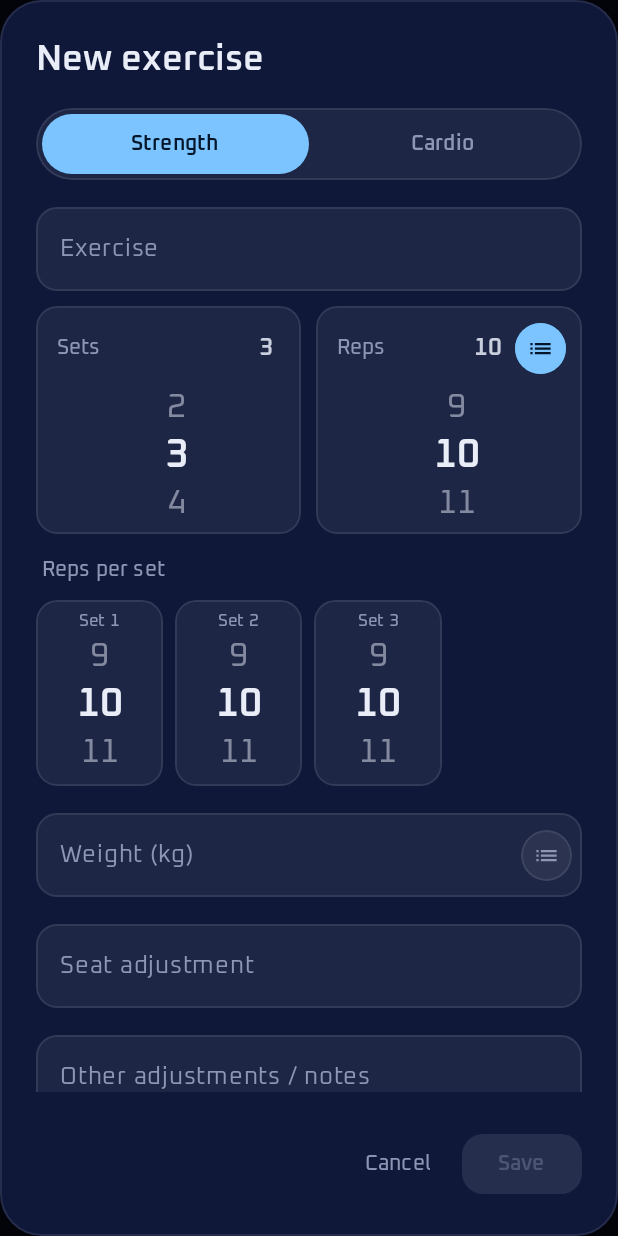
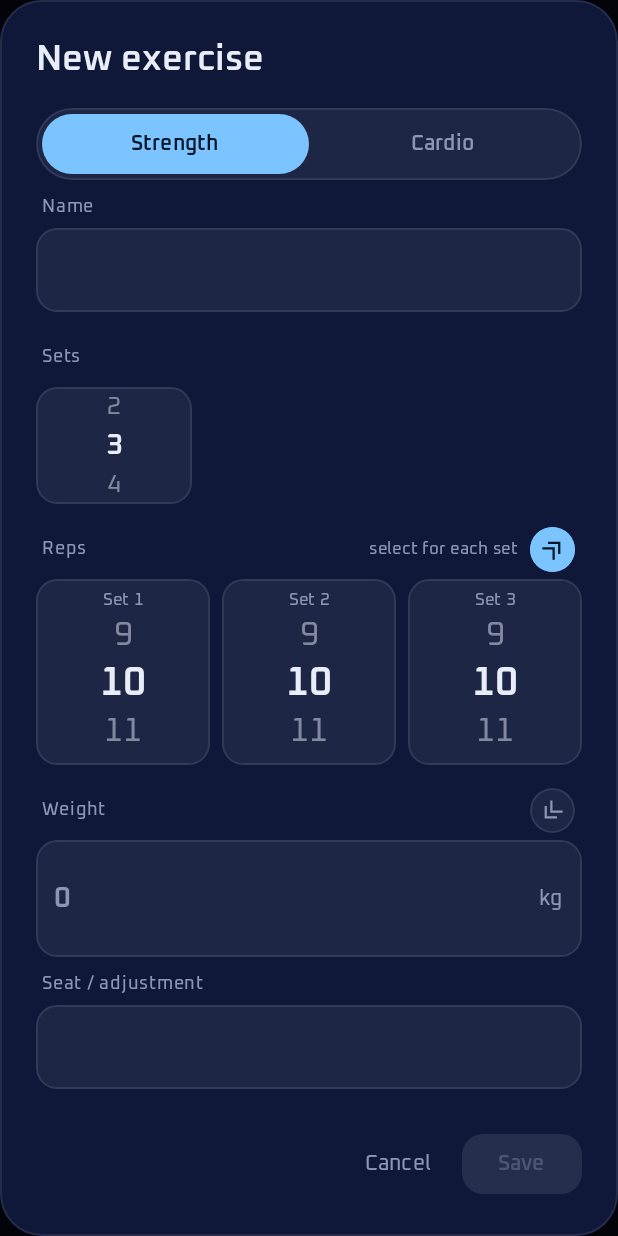
Before and after one commit to gugabguerra/treineco, an Android app built with Jetpack Compose: the composable ExerciseDialog called with empty values, after a tap on "Reps per set", on a phone screen of 412 x 824 dp. Run offline under Robolectric (Android 15) with nearby library versions, the phone set to English and light mode, and no system bars.

Commit message:
feat: exercise dialog layout with labels above fields and per-set splits
- Labels sit above each field; Sets, Reps and Weight share one row.
- Reps and Weight split into per-set cells via arrow icons (more_down / more_up).
- Per-set cells wrap into rows of four past six sets.
- Seat and Notes relabelled; weight numbers match wheel size.
- View exercise: pills wrap instead of squeezing the weight summary.

```diff
--- a/app/src/main/java/com/example/gymplan/MainActivity.kt
+++ b/app/src/main/java/com/example/gymplan/MainActivity.kt
@@ -39,11 +39,11 @@ import androidx.compose.foundation.shape.CircleShape
 import androidx.compose.foundation.shape.RoundedCornerShape
 import androidx.compose.foundation.selection.selectable
 import androidx.compose.foundation.selection.toggleable
+import androidx.compose.foundation.text.BasicTextField
 import androidx.compose.foundation.text.KeyboardOptions
 import androidx.compose.foundation.verticalScroll
 import androidx.compose.material.icons.Icons
 import androidx.compose.material.icons.automirrored.filled.ArrowBack
-import androidx.compose.material.icons.automirrored.filled.List
 import androidx.compose.material.icons.filled.*
 import androidx.compose.material3.*
 import androidx.compose.runtime.*
@@ -57,6 +57,7 @@ import androidx.compose.ui.geometry.Offset
 import androidx.compose.ui.graphics.Brush
 import androidx.compose.ui.graphics.Color
 import androidx.compose.ui.graphics.Path
+import androidx.compose.ui.graphics.SolidColor
 import androidx.compose.ui.graphics.drawscope.Stroke
 import androidx.compose.ui.graphics.graphicsLayer
 import androidx.compose.ui.graphics.vector.ImageVector
@@ -80,6 +81,7 @@ import androidx.compose.ui.text.font.FontFamily
 import androidx.compose.ui.text.font.FontVariation
 import androidx.compose.ui.text.font.FontWeight
 import androidx.compose.ui.text.input.KeyboardType
+import androidx.compose.ui.text.style.TextAlign
 import androidx.compose.ui.text.style.TextOverflow
 import androidx.compose.ui.unit.Dp
 import androidx.compose.ui.unit.dp
@@ -632,7 +634,8 @@ fun ExerciseScreen(store: Store, plan: Plan, ex: Exercise, now: Long, onBack: ()
                     BigWeight(ex.tracked, ex.unit)
                     Spacer(Modifier.height(12.dp))
                 }
-                Row(horizontalArrangement = Arrangement.spacedBy(8.dp)) {
+                // Pills wrap onto a new line instead of squeezing the long weight summary into a column.
+                FlowRow(horizontalArrangement = Arrangement.spacedBy(8.dp), verticalArrangement = Arrangement.spacedBy(8.dp)) {
                     if (ex.cardio) Pill(ex.intensity.ifBlank { stringResource(R.string.cardio) })
                     else {
                         Pill(pluralStringResource(R.plurals.sets_count, ex.sets, ex.sets))
@@ -1081,6 +1084,7 @@ fun Segmented(options: List<String>, selected: Int, onSelect: (Int) -> Unit) = R
 fun NumberWheel(
     value: Int, range: IntRange, onChange: (Int) -> Unit,
     modifier: Modifier = Modifier, rows: Int = 5, itemHeight: Dp = 36.dp,
+    textStyle: TextStyle = MaterialTheme.typography.titleLarge,
 ) {
     val values = range.toList()
     val initial = (value - range.first).coerceIn(values.indices)
@@ -1134,7 +1138,7 @@ fun NumberWheel(
             ) {
                 Text(
                     values[i].toString(),
-                    style = MaterialTheme.typography.titleLarge,
+                    style = textStyle,
                     fontWeight = if (distance == 0) FontWeight.SemiBold else FontWeight.Normal,
                     color = Ink,
                     modifier = Modifier.graphicsLayer {
@@ -1148,22 +1152,116 @@ fun NumberWheel(
     }
 }
 
-/** Bordered field with a label, current value and vertical wheel; [action] sits inside it. */
+// Compact numeric row: label outside the box, three-row wheel inside it.
+private val wheelRows = 3
+private val wheelItemHeight = 26.dp
+private val numericFieldHeight = wheelItemHeight * wheelRows
+
+/** Label above the field; the split action, when present, ends the same line. */
 @Composable
-fun WheelField(
-    label: String, value: Int, range: IntRange, onChange: (Int) -> Unit,
-    modifier: Modifier = Modifier, action: (@Composable () -> Unit)? = null,
-) = Column(
-    modifier.clip(RoundedCornerShape(14.dp)).background(Glass)
-        .border(1.dp, GlassBorder, RoundedCornerShape(14.dp))
-        .padding(start = 14.dp, end = 4.dp, top = 4.dp, bottom = 4.dp),
+fun FieldHeader(
+    label: String, hint: String?, active: Boolean, onToggle: (() -> Unit)?, description: String,
+    modifier: Modifier = Modifier,
+) = Row(
+    modifier.fillMaxWidth().height(40.dp),
+    verticalAlignment = Alignment.CenterVertically,
 ) {
-    Row(Modifier.fillMaxWidth().height(48.dp), verticalAlignment = Alignment.CenterVertically) {
-        Text(label, Modifier.weight(1f), color = Muted, style = MaterialTheme.typography.labelLarge)
-        Text("$value", style = MaterialTheme.typography.titleMedium, fontWeight = FontWeight.SemiBold)
-        if (action != null) action() else Spacer(Modifier.width(14.dp))
+    Text(
+        label, Modifier.weight(1f).padding(start = 4.dp),
+        color = Muted, style = MaterialTheme.typography.labelMedium, maxLines = 1, overflow = TextOverflow.Ellipsis,
+    )
+    if (active && hint != null) Text(
+        hint, Modifier.padding(end = 2.dp),
+        color = Muted, style = MaterialTheme.typography.labelSmall, maxLines = 1,
+    )
+    if (onToggle != null) SplitToggle(active, description, onToggle)
 }
-    NumberWheel(value, range, onChange, Modifier.fillMaxWidth(), rows = 3, itemHeight = 32.dp)
+
+/** Open / close the per-set breakdown; the arrow points down to open and up to close. */
+@Composable
+fun SplitToggle(active: Boolean, description: String, onToggle: () -> Unit, modifier: Modifier = Modifier) {
+    val icon = ImageVector.vectorResource(if (active) R.drawable.ic_more_up else R.drawable.ic_more_down)
+    Box(
+        modifier.size(40.dp).clip(CircleShape).toggleable(active, role = Role.Switch) { onToggle() },
+        contentAlignment = Alignment.Center,
+    ) {
+        Box(
+            Modifier.size(30.dp).clip(CircleShape)
+                .background(if (active) Accent else Glass)
+                .border(1.dp, if (active) Accent else GlassBorder, CircleShape),
+            contentAlignment = Alignment.Center,
+        ) {
+            Icon(icon, description, Modifier.size(18.dp), tint = if (active) OnAccent else Muted)
+        }
+    }
+}
+
+/** Compact vertical wheel in a card, sized to line up with [WeightCard]. */
+@Composable
+fun WheelCard(value: Int, range: IntRange, onChange: (Int) -> Unit, modifier: Modifier = Modifier) = Box(
+    modifier.fillMaxWidth().height(numericFieldHeight).clip(RoundedCornerShape(14.dp))
+        .background(Glass).border(1.dp, GlassBorder, RoundedCornerShape(14.dp)),
+) {
+    NumberWheel(
+        value, range, onChange, Modifier.fillMaxWidth(), rows = wheelRows, itemHeight = wheelItemHeight,
+        textStyle = MaterialTheme.typography.titleMedium,
+    )
+}
+
+/** Same size as the centred wheel item (titleMedium, SemiBold, scaled 1.2x in [NumberWheel]). */
+@Composable
+private fun selectedWheelStyle(color: Color) = MaterialTheme.typography.titleMedium.copy(
+    color = color, fontWeight = FontWeight.SemiBold,
+    fontSize = MaterialTheme.typography.titleMedium.fontSize * 1.2f,
+)
+
+/** Weight input drawn like [WheelCard] so the three numeric fields share one height. */
+@Composable
+fun WeightCard(value: String, onChange: (String) -> Unit, unit: String, modifier: Modifier = Modifier) = Box(
+    modifier.fillMaxWidth().height(numericFieldHeight).clip(RoundedCornerShape(14.dp))
+        .background(Glass).border(1.dp, GlassBorder, RoundedCornerShape(14.dp)),
+) {
+    Row(
+        Modifier.fillMaxSize().padding(horizontal = 12.dp),
+        verticalAlignment = Alignment.CenterVertically,
+    ) {
+        BasicTextField(
+            value, onChange, Modifier.weight(1f),
+            singleLine = true,
+            textStyle = selectedWheelStyle(color = Ink),
+            keyboardOptions = KeyboardOptions(keyboardType = KeyboardType.Decimal),
+            cursorBrush = SolidColor(Accent),
+            decorationBox = { inner ->
+                Box(contentAlignment = Alignment.CenterStart) {
+                    if (value.isBlank()) Text("0", color = Muted, style = selectedWheelStyle(color = Muted))
+                    inner()
+                }
+            },
+        )
+        Text(unit, color = Muted, style = MaterialTheme.typography.labelLarge, maxLines = 1)
+    }
+}
+
+/** Label above a text field, so the label never floats inside the box. */
+@Composable
+fun LabeledField(
+    value: String, onChange: (String) -> Unit, label: String, modifier: Modifier = Modifier,
+    keyboard: KeyboardType = KeyboardType.Text, singleLine: Boolean = true, minLines: Int = 1,
+) = Column(modifier) {
+    Text(
+        label, Modifier.padding(start = 4.dp, bottom = 6.dp),
+        color = Muted, style = MaterialTheme.typography.labelMedium, maxLines = 1, overflow = TextOverflow.Ellipsis,
+    )
+    OutlinedTextField(
+        value, onChange, Modifier.fillMaxWidth(),
+        singleLine = singleLine, minLines = minLines,
+        shape = RoundedCornerShape(14.dp),
+        keyboardOptions = KeyboardOptions(keyboardType = keyboard),
+        colors = OutlinedTextFieldDefaults.colors(
+            focusedBorderColor = Accent, unfocusedBorderColor = GlassBorder,
+            focusedContainerColor = Glass, unfocusedContainerColor = Glass, cursorColor = Accent,
+        ),
+    )
 }
 
 /** Per-set wheel in a card: set label above three visible numbers. */
@@ -1177,9 +1275,15 @@ fun SetWheel(label: String, value: Int, range: IntRange, onChange: (Int) -> Unit
     NumberWheel(value, range, onChange, Modifier.fillMaxWidth(), rows = 3, itemHeight = 32.dp)
 }
 
-/** Lays out one cell per set in a fixed 4-column grid, so rows line up even when the last is short. */
+/** One equal-width cell per set; past six sets it wraps into fixed rows of four. */
 @Composable
-fun PerSetGrid(count: Int, cell: @Composable (Modifier, Int) -> Unit) = Column(verticalArrangement = Arrangement.spacedBy(8.dp)) {
+fun PerSetGrid(count: Int, modifier: Modifier = Modifier, cell: @Composable (Modifier, Int) -> Unit) =
+    Column(modifier, verticalArrangement = Arrangement.spacedBy(8.dp)) {
+    if (count <= 6) {
+        Row(horizontalArrangement = Arrangement.spacedBy(8.dp)) {
+            repeat(count) { i -> cell(Modifier.weight(1f), i) }
+        }
+    } else {
         (0 until count).chunked(4).forEach { row ->
             Row(horizontalArrangement = Arrangement.spacedBy(8.dp)) {
                 repeat(4) { c ->
@@ -1188,24 +1292,6 @@ fun PerSetGrid(count: Int, cell: @Composable (Modifier, Int) -> Unit) = Column(v
                 }
             }
         }
-}
-
-/** Round button that opens or closes a per-set breakdown; announced as a switch. */
-@Composable
-fun BreakdownToggle(active: Boolean, description: String, onToggle: () -> Unit) = Box(
-    Modifier.size(48.dp).toggleable(active, role = Role.Switch) { onToggle() },
-    contentAlignment = Alignment.Center,
-) {
-    Box(
-        Modifier.size(34.dp).clip(CircleShape)
-            .background(if (active) Accent else Glass)
-            .border(1.dp, if (active) Accent else GlassBorder, CircleShape),
-        contentAlignment = Alignment.Center,
-    ) {
-        Icon(
-            Icons.AutoMirrored.Filled.List, description, Modifier.size(18.dp),
-            tint = if (active) OnAccent else Muted,
-        )
     }
 }
 
@@ -1256,30 +1342,27 @@ fun SortPlansDialog(plans: List<Plan>, onDismiss: () -> Unit, onSave: (List<Long
 }
 
 /** Compact per-set input: the set name sits above the field, so the field never has to float a label. */
+/** Compact per-set input: the set name sits above the box, so narrow cells never clip the number. */
 @Composable
 fun SetValueField(label: String, value: String, onChange: (String) -> Unit, modifier: Modifier = Modifier) = Column(
     modifier, horizontalAlignment = Alignment.Start,
 ) {
     Text(label, color = Muted, style = MaterialTheme.typography.labelSmall, maxLines = 1,
         modifier = Modifier.padding(start = 4.dp, bottom = 4.dp))
-    OutlinedTextField(
-        value, onChange, Modifier.fillMaxWidth(),
+    Box(
+        Modifier.fillMaxWidth().height(56.dp).clip(RoundedCornerShape(14.dp))
+            .background(Glass).border(1.dp, GlassBorder, RoundedCornerShape(14.dp)),
+        contentAlignment = Alignment.Center,
+    ) {
+        BasicTextField(
+            value, onChange, Modifier.fillMaxWidth().padding(horizontal = 4.dp),
             singleLine = true,
-        textStyle = MaterialTheme.typography.titleMedium.copy(color = Ink),
-        shape = RoundedCornerShape(14.dp),
+            textStyle = selectedWheelStyle(color = Ink).copy(textAlign = TextAlign.Center),
             keyboardOptions = KeyboardOptions(keyboardType = KeyboardType.Decimal),
-        colors = OutlinedTextFieldDefaults.colors(
-            focusedBorderColor = Accent, unfocusedBorderColor = GlassBorder,
-            focusedContainerColor = Glass, unfocusedContainerColor = Glass, cursorColor = Accent,
-        ),
+            cursorBrush = SolidColor(Accent),
         )
     }
-
-@Composable
-fun BreakdownLabel(text: String) = Text(
-    text, color = Muted, style = MaterialTheme.typography.labelLarge,
-    modifier = Modifier.padding(start = 4.dp, top = 4.dp),
-)
+}
 
 /** New exercises start from [defaults]: the sets, reps and weight of the last one added. */
 @Composable
@@ -1323,14 +1406,50 @@ fun ExerciseDialog(initial: Exercise?, defaults: ExerciseDefaults, onDismiss: ()
         else weightN != null && weightN >= 0 &&
             (!weightsSplit || List(sets) { weightValueAt(it) }.all { it != null && it >= 0 })
 
-    val weightsAction: (@Composable () -> Unit)? = if (sets > 1) {
-        {
-            BreakdownToggle(weightsSplit, stringResource(R.string.weights_per_set)) {
+    val canSplit = sets > 1
+
+    fun toggleRepsSplit() {
+        if (!repsSplit) repsPerSet = List(sets) { reps }
+        repsSplit = !repsSplit
+    }
+    fun toggleWeightsSplit() {
         if (!weightsSplit) weightsPerSet = List(sets) { weight }
         weightsSplit = !weightsSplit
     }
+
+    val perSetHint = stringResource(R.string.select_for_each_set)
+    val setsHeader: @Composable (Modifier) -> Unit = { modifier ->
+        FieldHeader(stringResource(R.string.sets), null, false, null, "", modifier)
     }
-    } else null
+    val repsHeader: @Composable (Boolean, Modifier) -> Unit = { active, modifier ->
+        FieldHeader(
+            stringResource(R.string.reps), perSetHint, active,
+            if (canSplit) ::toggleRepsSplit else null, stringResource(R.string.reps_per_set), modifier,
+        )
+    }
+    val weightHeader: @Composable (Boolean, Modifier) -> Unit = { active, modifier ->
+        FieldHeader(
+            stringResource(if (active) R.string.weight_kg else R.string.weight), perSetHint, active,
+            if (canSplit) ::toggleWeightsSplit else null, stringResource(R.string.weights_per_set), modifier,
+        )
+    }
+    val weightCells: @Composable (Modifier) -> Unit = { modifier ->
+        PerSetGrid(sets, modifier) { m, i ->
+            SetValueField(
+                stringResource(R.string.set_number, i + 1), weightAt(i),
+                { v -> weightsPerSet = List(sets) { j -> if (j == i) v else weightAt(j) } }, m,
+            )
+        }
+    }
+    val repsCells: @Composable (Modifier) -> Unit = { modifier ->
+        PerSetGrid(sets, modifier) { m, i ->
+            SetWheel(
+                stringResource(R.string.set_number, i + 1), repAt(i), repRange,
+                onChange = { v -> repsPerSet = List(sets) { j -> if (j == i) v else repAt(j) } },
+                modifier = m,
+            )
+        }
+    }
 
     AppDialog(
         stringResource(if (initial == null) R.string.new_exercise else R.string.edit_exercise),
@@ -1355,61 +1474,75 @@ fun ExerciseDialog(initial: Exercise?, defaults: ExerciseDefaults, onDismiss: ()
     ) {
         Column(Modifier.verticalScroll(rememberScrollState()), verticalArrangement = Arrangement.spacedBy(10.dp)) {
             Segmented(listOf(stringResource(R.string.strength), stringResource(R.string.cardio)), if (cardio) 1 else 0) { cardio = it == 1 }
-            Field(name, { name = it }, stringResource(if (cardio) R.string.exercise_cardio_hint else R.string.exercise))
+            LabeledField(
+                name, { name = it },
+                stringResource(if (cardio) R.string.exercise_cardio_hint else R.string.name),
+            )
             if (cardio) {
-                Field(minutes, { minutes = it }, stringResource(R.string.duration_min), keyboard = KeyboardType.Number)
-                Field(intensity, { intensity = it }, stringResource(R.string.intensity))
-            } else {
+                LabeledField(minutes, { minutes = it }, stringResource(R.string.duration_min), keyboard = KeyboardType.Number)
+                LabeledField(intensity, { intensity = it }, stringResource(R.string.intensity))
+            } else if (!repsSplit && !weightsSplit) {
+                // Sets, reps and weight share one row; labels sit above their boxes.
                 Row(horizontalArrangement = Arrangement.spacedBy(10.dp)) {
-                    WheelField(stringResource(R.string.sets), sets, setRange, ::resizeSets, Modifier.weight(1f))
-                    WheelField(
-                        stringResource(R.string.reps), reps, repRange,
-                        onChange = { v ->
+                    Column(Modifier.weight(0.85f)) {
+                        setsHeader(Modifier)
+                        WheelCard(sets, setRange, ::resizeSets)
+                    }
+                    Column(Modifier.weight(1f)) {
+                        repsHeader(false, Modifier)
+                        WheelCard(reps, repRange, { v ->
                             reps = v
                             if (repsSplit) repsPerSet = List(sets) { v }
-                        },
-                        modifier = Modifier.weight(1f),
-                        action = if (sets > 1) {
-                            {
-                                BreakdownToggle(repsSplit, stringResource(R.string.reps_per_set)) {
-                                    if (!repsSplit) repsPerSet = List(sets) { reps }
-                                    repsSplit = !repsSplit
+                        })
+                    }
+                    Column(Modifier.weight(1.15f)) {
+                        weightHeader(false, Modifier)
+                        WeightCard(weight, { v ->
+                            weight = v
+                            if (weightsSplit) weightsPerSet = List(sets) { v }
+                        }, "kg")
                     }
                 }
-                        } else null,
-                    )
+            } else {
+                // A split field takes the full width, with the other numeric fields above it.
+                if (weightsSplit && !repsSplit) {
+                    Row(horizontalArrangement = Arrangement.spacedBy(10.dp)) {
+                        Column(Modifier.weight(1f)) {
+                            setsHeader(Modifier)
+                            WheelCard(sets, setRange, ::resizeSets)
+                        }
+                        Column(Modifier.weight(1f)) {
+                            repsHeader(false, Modifier)
+                            WheelCard(reps, repRange, { v ->
+                                reps = v
+                                if (repsSplit) repsPerSet = List(sets) { v }
+                            })
+                        }
+                    }
+                } else {
+                    Column(Modifier.width(104.dp)) {
+                        setsHeader(Modifier)
+                        WheelCard(sets, setRange, ::resizeSets)
+                    }
                 }
                 if (repsSplit) {
-                    BreakdownLabel(stringResource(R.string.reps_per_set))
-                    PerSetGrid(sets) { m, i ->
-                        SetWheel(
-                            stringResource(R.string.set_number, i + 1), repAt(i), repRange,
-                            onChange = { v -> repsPerSet = List(sets) { j -> if (j == i) v else repAt(j) } },
-                            modifier = m,
-                        )
+                    Column {
+                        repsHeader(true, Modifier)
+                        repsCells(Modifier)
                     }
                 }
-                Field(
-                    weight, { v ->
+                Column {
+                    weightHeader(weightsSplit, Modifier)
+                    if (weightsSplit) weightCells(Modifier)
+                    else WeightCard(weight, { v ->
                         weight = v
                         if (weightsSplit) weightsPerSet = List(sets) { v }
-                    },
-                    stringResource(R.string.weight_kg), keyboard = KeyboardType.Decimal, trailing = weightsAction,
-                )
-                if (weightsSplit) {
-                    BreakdownLabel(stringResource(R.string.weights_per_set))
-                    PerSetGrid(sets) { m, i ->
-                        SetValueField(
-                            stringResource(R.string.set_number, i + 1),
-                            weightAt(i),
-                            { v -> weightsPerSet = List(sets) { j -> if (j == i) v else weightAt(j) } },
-                            modifier = m,
-                        )
+                    }, "kg")
                 }
             }
-                Field(seat, { seat = it }, stringResource(R.string.seat_adjustment))
-            }
-            Field(notes, { notes = it }, stringResource(R.string.other_adjustments), singleLine = false, minLines = 2)
+            if (!cardio) LabeledField(seat, { seat = it }, stringResource(R.string.seat_adjustment))
+            LabeledField(notes, { notes = it }, stringResource(R.string.other_adjustments),
+                singleLine = false, minLines = 2)
         }
     }
 }
--- /dev/null
+++ b/app/src/main/res/drawable/ic_more_down.xml
@@ -0,0 +1,9 @@
+<!-- Material Symbols "more_down" (Apache-2.0) -->
+<vector xmlns:android="http://schemas.android.com/apk/res/android"
+    android:width="24dp" android:height="24dp"
+    android:viewportWidth="960" android:viewportHeight="960">
+    <group android:translateY="960">
+        <path android:fillColor="#FF000000"
+            android:pathData="M200,-200v-440h80v360h360v80H200ZM400,-400v-440h80v360h360v80H400Z" />
+    </group>
+</vector>
--- /dev/null
+++ b/app/src/main/res/drawable/ic_more_up.xml
@@ -0,0 +1,9 @@
+<!-- Material Symbols "more_up" (Apache-2.0) -->
+<vector xmlns:android="http://schemas.android.com/apk/res/android"
+    android:width="24dp" android:height="24dp"
+    android:viewportWidth="960" android:viewportHeight="960">
+    <group android:translateY="960">
+        <path android:fillColor="#FF000000"
+            android:pathData="M680,-320v-360H320v-80h440v440h-80ZM480,-120v-360H120v-80h440v440h-80Z" />
+    </group>
+</vector>
--- a/app/src/main/res/values/strings.xml
+++ b/app/src/main/res/values/strings.xml
@@ -73,13 +73,15 @@
     <string name="exercise_cardio_hint">Exercise (e.g. Treadmill)</string>
     <string name="sets">Sets</string>
     <string name="reps">Reps</string>
+    <string name="weight">Weight</string>
     <string name="reps_per_set">Reps per set</string>
     <string name="weights_per_set">Weights per set</string>
+    <string name="select_for_each_set">select for each set</string>
     <string name="set_number">Set %d</string>
     <string name="duration_min">Duration (min)</string>
     <string name="intensity">Speed / incline / level</string>
-    <string name="seat_adjustment">Seat adjustment</string>
-    <string name="other_adjustments">Other adjustments / notes</string>
+    <string name="seat_adjustment">Seat / adjustment</string>
+    <string name="other_adjustments">Notes</string>
 
     <!-- Dialogs -->
     <string name="save">Save</string>
```
Also changed, not shown: 10 other files. Lines whose indentation alone changed are shown as unchanged.
